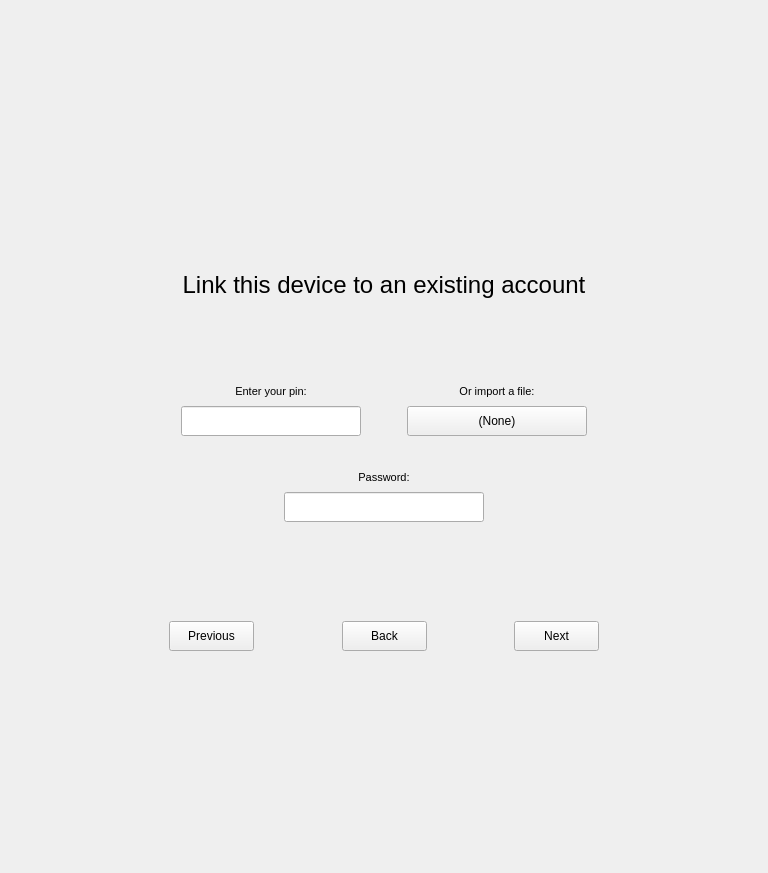
Old version of the form newwizardwidget.ui in the repository savoirfairelinux/jami-client-windows.
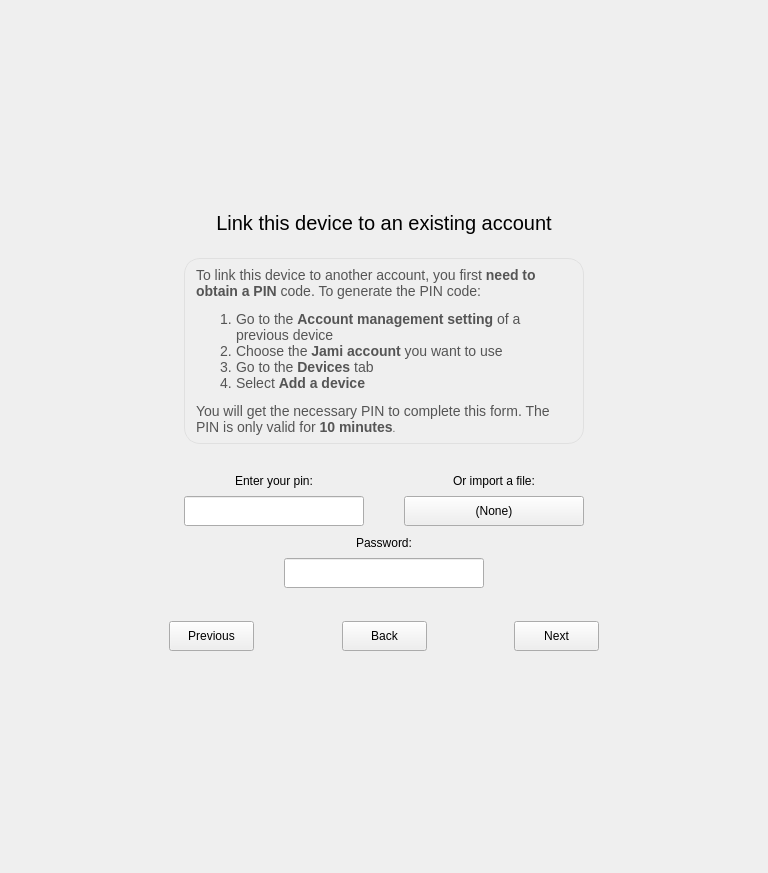
New version of the form. The open tabs and pages were chosen to show the change. Icons and pictures are not drawn. Custom widgets are drawn as their Qt base class.

The edit to the form file:
```diff
--- a/newwizardwidget.ui
+++ b/newwizardwidget.ui
@@ -295,6 +295,9 @@
                </widget>
                <widget class="QWidget" name="linkRingAccountPage">
                 <layout class="QVBoxLayout" name="verticalLayout_7">
+                 <property name="spacing">
+                  <number>0</number>
+                 </property>
                  <item>
                   <spacer name="verticalSpacer">
                    <property name="orientation">
@@ -303,16 +306,34 @@
                    <property name="sizeHint" stdset="0">
                     <size>
                      <width>20</width>
-                     <height>40</height>
+                     <height>30</height>
                     </size>
                    </property>
                   </spacer>
                  </item>
                  <item>
                   <widget class="QLabel" name="label_2">
+                   <property name="sizePolicy">
+                    <sizepolicy hsizetype="Preferred" vsizetype="MinimumExpanding">
+                     <horstretch>0</horstretch>
+                     <verstretch>0</verstretch>
+                    </sizepolicy>
+                   </property>
+                   <property name="minimumSize">
+                    <size>
+                     <width>0</width>
+                     <height>0</height>
+                    </size>
+                   </property>
+                   <property name="maximumSize">
+                    <size>
+                     <width>16777215</width>
+                     <height>40</height>
+                    </size>
+                   </property>
                    <property name="font">
                     <font>
-                     <pointsize>18</pointsize>
+                     <pointsize>15</pointsize>
                     </font>
                    </property>
                    <property name="text">
@@ -322,10 +343,78 @@
                     <set>Qt::AlignCenter</set>
                    </property>
                    <property name="wordWrap">
-                    <bool>true</bool>
+                    <bool>false</bool>
                    </property>
                   </widget>
                  </item>
+                 <item>
+                  <spacer name="verticalSpacer_15">
+                   <property name="orientation">
+                    <enum>Qt::Vertical</enum>
+                   </property>
+                   <property name="sizeHint" stdset="0">
+                    <size>
+                     <width>20</width>
+                     <height>40</height>
+                    </size>
+                   </property>
+                  </spacer>
+                 </item>
+                 <item>
+                  <widget class="QWidget" name="horizontalWidget" native="true">
+                   <layout class="QGridLayout" name="gridLayout_7">
+                    <property name="leftMargin">
+                     <number>0</number>
+                    </property>
+                    <property name="topMargin">
+                     <number>0</number>
+                    </property>
+                    <property name="rightMargin">
+                     <number>0</number>
+                    </property>
+                    <property name="bottomMargin">
+                     <number>0</number>
+                    </property>
+                    <property name="spacing">
+                     <number>0</number>
+                    </property>
+                    <item row="0" column="0">
+                     <widget class="QLabel" name="linkInfoLabel">
+                      <property name="sizePolicy">
+                       <sizepolicy hsizetype="Preferred" vsizetype="Fixed">
+                        <horstretch>0</horstretch>
+                        <verstretch>0</verstretch>
+                       </sizepolicy>
+                      </property>
+                      <property name="maximumSize">
+                       <size>
+                        <width>16777215</width>
+                        <height>195</height>
+                       </size>
+                      </property>
+                      <property name="styleSheet">
+                       <string notr="true">padding:8px;background-color:#efefef;border:1px solid #e0e0e0; border-radius:16px;</string>
+                      </property>
+                      <property name="text">
+                       <string>&lt;!DOCTYPE HTML PUBLIC &quot;-//W3C//DTD HTML 4.0//EN&quot; &quot;http://www.w3.org/TR/REC-html40/strict.dtd&quot;&gt;
+&lt;html&gt;&lt;head&gt;&lt;meta name=&quot;qrichtext&quot; content=&quot;1&quot; /&gt;&lt;style type=&quot;text/css&quot;&gt;
+p, li { white-space: pre-wrap; }
+&lt;/style&gt;&lt;/head&gt;&lt;body style=&quot; font-family:'MS Shell Dlg 2'; font-size:8pt; font-weight:400; font-style:normal;&quot;&gt;
+&lt;p style=&quot; margin-top:0px; margin-bottom:0px; margin-left:0px; margin-right:0px; -qt-block-indent:0; text-indent:0px;&quot;&gt;&lt;span style=&quot; font-family:'Ubuntu'; font-size:14px; color:#555555;&quot;&gt;To link this device to another account, you first &lt;/span&gt;&lt;span style=&quot; font-family:'Ubuntu'; font-size:14px; font-weight:600; color:#555555;&quot;&gt;need to obtain a PIN&lt;/span&gt;&lt;span style=&quot; font-family:'Ubuntu'; font-size:14px; color:#555555;&quot;&gt; code. To generate the PIN code:&lt;/span&gt;&lt;/p&gt;
+&lt;ol style=&quot;margin-top: 0px; margin-bottom: 0px; margin-left: 0px; margin-right: 0px; -qt-list-indent: 1;&quot;&gt;&lt;li style=&quot; font-family:'Ubuntu'; font-size:14px; color:#555555;&quot; style=&quot; margin-top:12px; margin-bottom:0px; margin-left:0px; margin-right:0px; -qt-block-indent:0; text-indent:0px;&quot;&gt;&lt;span style=&quot; font-size:14px;&quot;&gt;Go to the &lt;/span&gt;&lt;span style=&quot; font-size:14px; font-weight:600;&quot;&gt;Account management setting&lt;/span&gt;&lt;span style=&quot; font-size:14px;&quot;&gt; of a previous device&lt;/span&gt;&lt;/li&gt;
+&lt;li style=&quot; font-family:'Ubuntu'; font-size:14px; color:#555555;&quot; style=&quot; margin-top:0px; margin-bottom:0px; margin-left:0px; margin-right:0px; -qt-block-indent:0; text-indent:0px;&quot;&gt;&lt;span style=&quot; font-size:14px;&quot;&gt;Choose the &lt;/span&gt;&lt;span style=&quot; font-size:14px; font-weight:600;&quot;&gt;Jami account&lt;/span&gt;&lt;span style=&quot; font-size:14px;&quot;&gt; you want to use&lt;/span&gt;&lt;/li&gt;
+&lt;li style=&quot; font-family:'Ubuntu'; font-size:14px; color:#555555;&quot; style=&quot; margin-top:0px; margin-bottom:0px; margin-left:0px; margin-right:0px; -qt-block-indent:0; text-indent:0px;&quot;&gt;&lt;span style=&quot; font-size:14px;&quot;&gt;Go to the &lt;/span&gt;&lt;span style=&quot; font-size:14px; font-weight:600;&quot;&gt;Devices&lt;/span&gt;&lt;span style=&quot; font-size:14px;&quot;&gt; tab&lt;/span&gt;&lt;/li&gt;
+&lt;li style=&quot; font-family:'Ubuntu'; font-size:14px; color:#555555;&quot; style=&quot; margin-top:0px; margin-bottom:12px; margin-left:0px; margin-right:0px; -qt-block-indent:0; text-indent:0px;&quot;&gt;&lt;span style=&quot; font-size:14px;&quot;&gt;Select &lt;/span&gt;&lt;span style=&quot; font-size:14px; font-weight:600;&quot;&gt;Add a device&lt;/span&gt;&lt;/li&gt;&lt;/ol&gt;
+&lt;p style=&quot; margin-top:0px; margin-bottom:0px; margin-left:0px; margin-right:0px; -qt-block-indent:0; text-indent:0px;&quot;&gt;&lt;span style=&quot; font-family:'Ubuntu'; font-size:14px; color:#555555;&quot;&gt;You will get the necessary PIN to complete this form. The PIN is only valid for &lt;/span&gt;&lt;span style=&quot; font-family:'Ubuntu'; font-size:14px; font-weight:600; color:#555555;&quot;&gt;10 minutes&lt;/span&gt;&lt;span style=&quot; font-family:'Ubuntu'; font-size:10px; color:#555555;&quot;&gt;.&lt;/span&gt;&lt;/p&gt;&lt;/body&gt;&lt;/html&gt;</string>
+                      </property>
+                      <property name="wordWrap">
+                       <bool>true</bool>
+                      </property>
+                     </widget>
+                    </item>
+                   </layout>
+                  </widget>
+                 </item>
                  <item>
                   <spacer name="verticalSpacer_14">
                    <property name="orientation">
@@ -365,7 +454,7 @@
                        </property>
                        <property name="font">
                         <font>
-                         <pointsize>8</pointsize>
+                         <pointsize>9</pointsize>
                         </font>
                        </property>
                        <property name="text">
@@ -428,7 +517,7 @@
                        </property>
                        <property name="font">
                         <font>
-                         <pointsize>8</pointsize>
+                         <pointsize>9</pointsize>
                         </font>
                        </property>
                        <property name="text">
@@ -453,6 +542,11 @@
                          <height>30</height>
                         </size>
                        </property>
+                       <property name="font">
+                        <font>
+                         <pointsize>9</pointsize>
+                        </font>
+                       </property>
                        <property name="toolTip">
                         <string>Link from exported account archive file</string>
                        </property>
@@ -476,7 +570,7 @@
                    <property name="sizeHint" stdset="0">
                     <size>
                      <width>20</width>
-                     <height>20</height>
+                     <height>2</height>
                     </size>
                    </property>
                   </spacer>
@@ -521,7 +615,7 @@
                      </property>
                      <property name="font">
                       <font>
-                       <pointsize>8</pointsize>
+                       <pointsize>9</pointsize>
                       </font>
                      </property>
                      <property name="text">
@@ -542,7 +636,7 @@
                    <property name="sizeHint" stdset="0">
                     <size>
                      <width>20</width>
-                     <height>40</height>
+                     <height>30</height>
                     </size>
                    </property>
                   </spacer>
```
Left out of the diff: 26 changed lines with no effect on the pictures.
